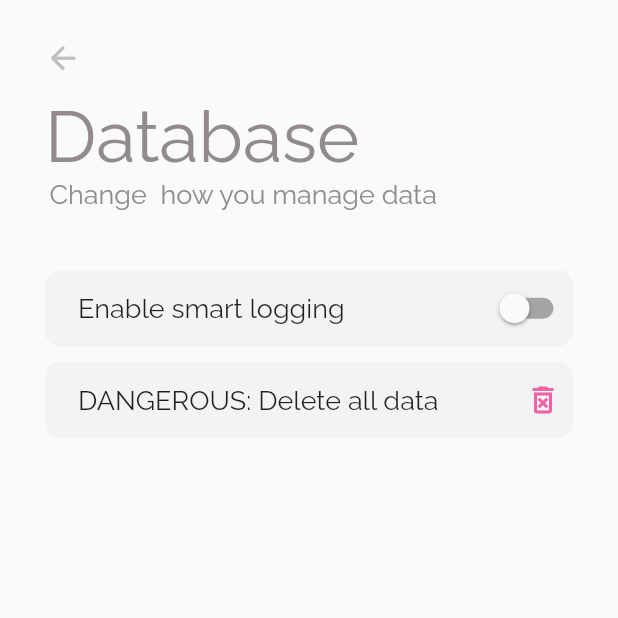
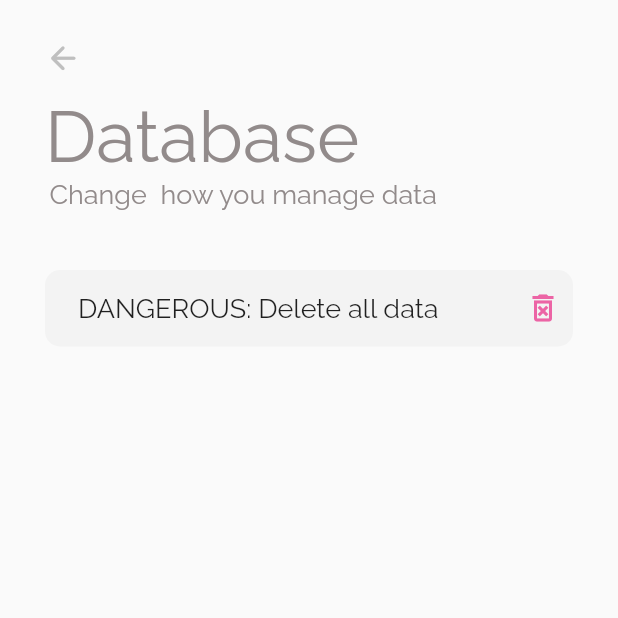
Before and after one commit to grossamos/weight_track_app, a Flutter app: the SettingsDataDelete screen opened directly, on a phone screen of 412 x 824 dp, the top half of it. Run offline on Flutter 3.47's test engine with Material 2 defaults, Android fonts, the phone set to English and light mode, and no system bars; our stand-ins replace flutter_bloc, flutter_svg, fluttertoast, localstorage, shared_preferences, sqflite; accounts and stored records are empty.

Commit message:
removed smart logging option apparently, I already removed that part of the apps logic and forgot about it. Maybe a future todo will be to initialize it.

```diff
--- a/lib/components/settings_page/settings_data.dart
+++ b/lib/components/settings_page/settings_data.dart
@@ -32,7 +32,7 @@ class _SettingsDataDeleteState extends State<SettingsDataDelete> {
                           mainAxisAlignment: MainAxisAlignment.center,
                           crossAxisAlignment: CrossAxisAlignment.center,
                           children: [
-                            SettingsSmartLoggingChip(invertSmartLogging, AppSettings.smartLoggingIsEnabled),
+                            // SettingsSmartLoggingChip(invertSmartLogging, AppSettings.smartLoggingIsEnabled),
                             SettingsDeleteEverythingChip(context)
                           ],
                         );
```
